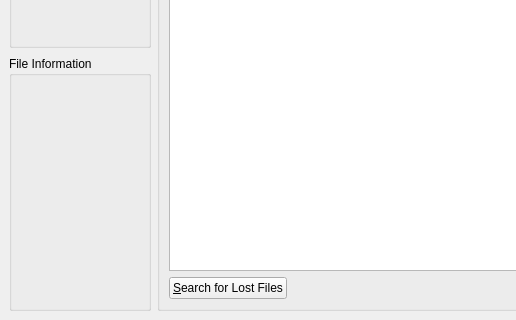
Above: src/mcrecover/ui/McRecoverWindow.ui from GerbilSoft/mcrecover before the change; both pictures show x 0 to 516 and y 216 to 536 of the 745 by 536 pixel window. Below: the same form after it.
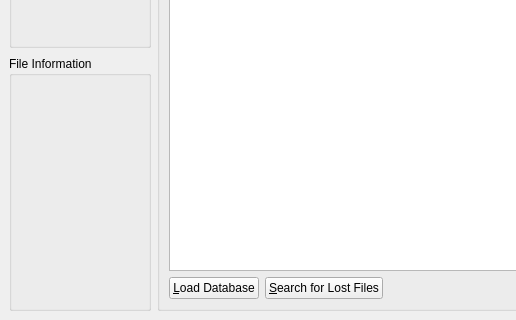
That is the form after the change.

Commit message:
McRecoverWindow: Added an instance of GcnMcFileDb.
Added a button, btnLoadDatabase, to load the database "db.xml"
from the current working directory.

What changed in the file:
```diff
--- a/src/mcrecover/ui/McRecoverWindow.ui
+++ b/src/mcrecover/ui/McRecoverWindow.ui
@@ -134,6 +134,13 @@
          </item>
          <item>
           <layout class="QHBoxLayout" name="hboxCmdButtons">
+           <item>
+            <widget class="QPushButton" name="btnLoadDatabase">
+             <property name="text">
+              <string>&amp;Load Database</string>
+             </property>
+            </widget>
+           </item>
            <item>
             <widget class="QPushButton" name="btnSearchLostFiles">
              <property name="text">
```
Left out of the diff: 5 changed lines with no effect on the pictures. The commit also changes 2 other files.
